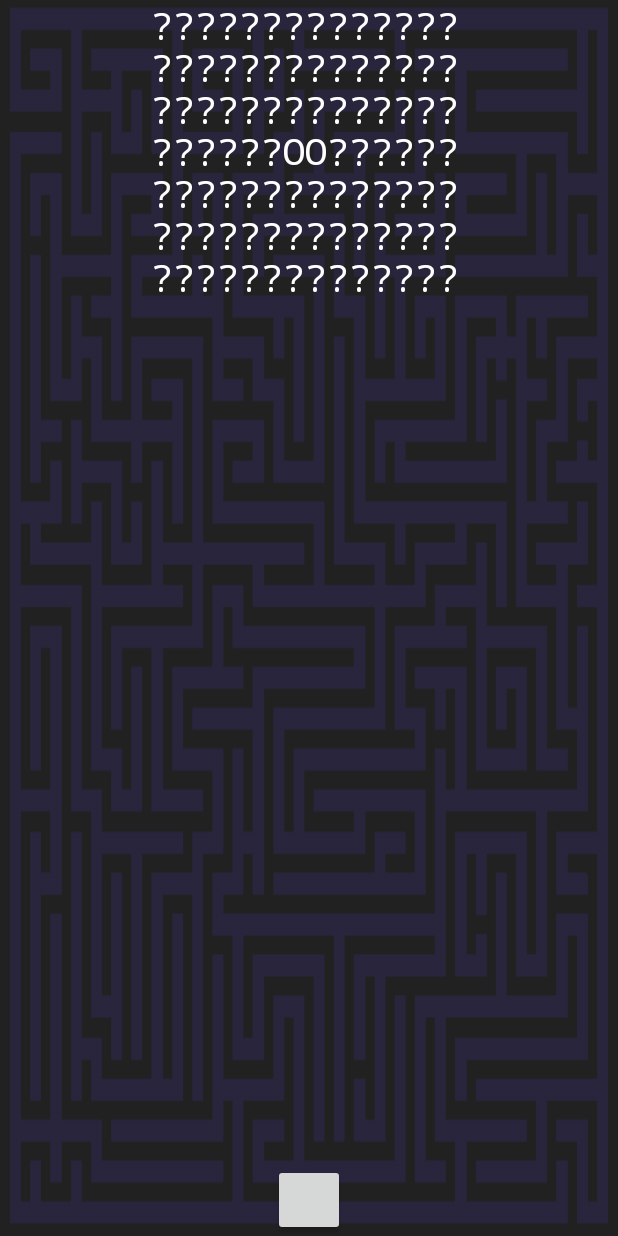
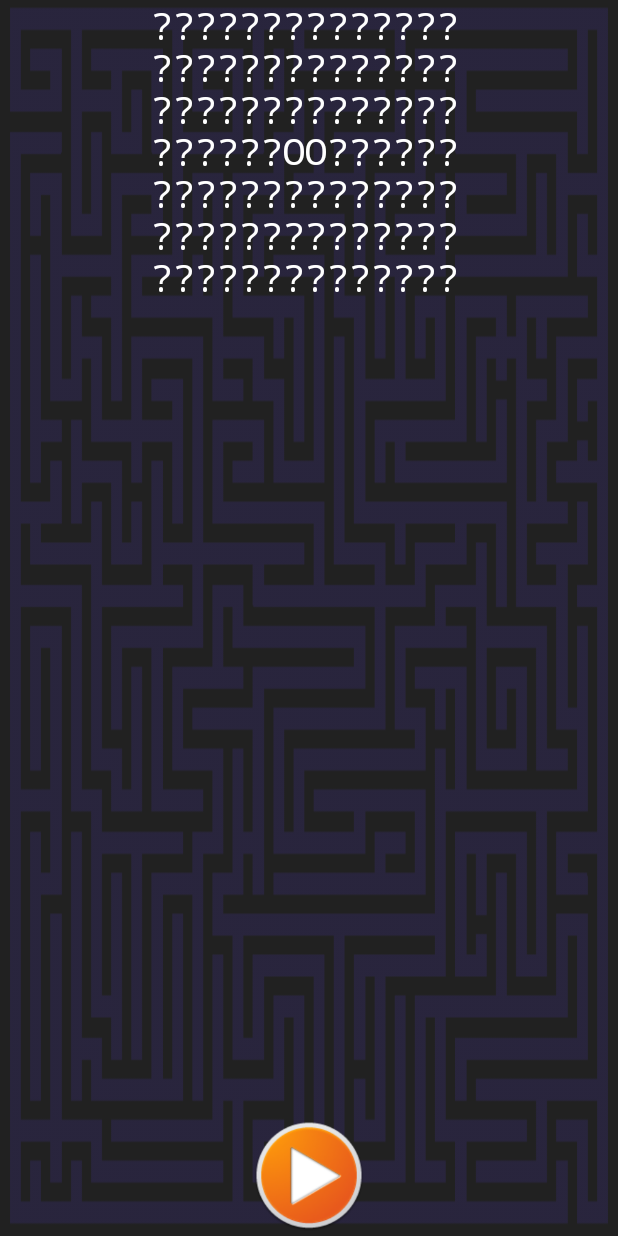
Before and after one commit to clockworkrage/android-project, an Android app: the ReplayActivity screen opened directly, with no data from a screen before it, on a phone screen of 412 x 824 dp. Run offline under Robolectric (Android 15) with nearby library versions, the phone set to English and light mode, and no system bars; 8 statements that could not run were skipped.

Commit message:
btn replays play

```diff
--- a/app/src/main/res/layout/activity_replays.xml
+++ b/app/src/main/res/layout/activity_replays.xml
@@ -14,8 +14,9 @@
 
     <Button
         style="?android:attr/buttonStyleSmall"
-        android:layout_width="wrap_content"
-        android:layout_height="wrap_content"
+        android:layout_width="80dp"
+        android:layout_height="80dp"
+        android:background="@drawable/play"
         android:id="@+id/buttonNext"
         android:onClick="onClickNext"
         android:layout_gravity="center_horizontal" />
```
Also changed, not shown: app/src/main/res/drawable/play.png (added).
